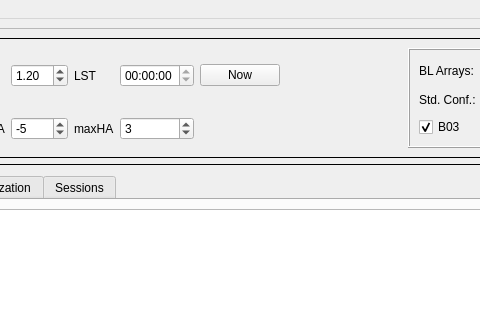
Qt form gwto2BL.ui (itoledoc/gWTO2) before a commit; both pictures show x 235 to 715 and y 0 to 320 of the 1090 by 836 pixel window.
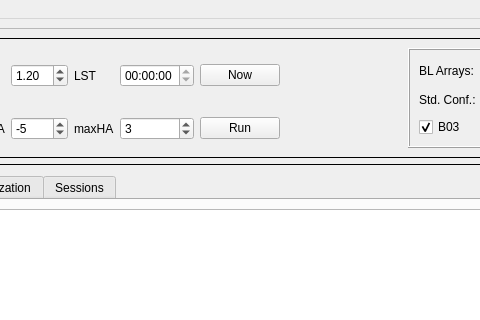
The same form after that commit. The open tabs and pages were chosen to show the change.

```diff
--- a/gwto2BL.ui
+++ b/gwto2BL.ui
@@ -417,6 +417,13 @@
             </layout>
            </widget>
           </item>
+          <item row="1" column="6">
+           <widget class="QPushButton" name="run_button">
+            <property name="text">
+             <string>Run</string>
+            </property>
+           </widget>
+          </item>
          </layout>
         </widget>
        </item>
```
Left out of the diff: 2 changed lines with no effect on the pictures.
